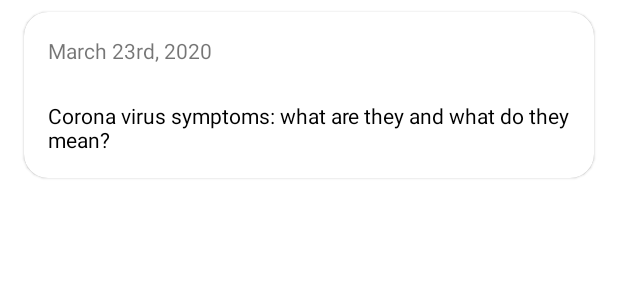
After one commit to aryanarora180/Signet, an Android app: the layout list_item_link.xml on its own in the app's theme, with its tools: preview values and no code run, on a phone screen of 412 x 824 dp. The commit adds this screen. Shown: the top 300 px of the screen. Run offline under Robolectric (Android 15) with nearby library versions, the phone set to English and light mode, and no system bars.

Commit message:
Added functionality for displaying saved links

```diff
--- a/app/src/main/java/com/example/signet/LoginActivity.kt
+++ b/app/src/main/java/com/example/signet/LoginActivity.kt
@@ -6,6 +6,7 @@ import android.os.Bundle
 import android.util.Log
 import androidx.databinding.DataBindingUtil
 import com.example.signet.databinding.ActivityLoginBinding
+import com.example.signet.main.MainActivity
 import com.google.android.gms.auth.api.signin.GoogleSignIn
 import com.google.android.gms.auth.api.signin.GoogleSignInClient
 import com.google.android.gms.auth.api.signin.GoogleSignInOptions
--- a/app/src/main/java/com/example/signet/helper/ArticlesRepository.kt
+++ b/app/src/main/java/com/example/signet/helper/LinksRepository.kt
@@ -2,7 +2,7 @@ package com.example.signet.helper
 
 import android.app.Application
 
-class ArticlesRepository(private val application: Application) {
+class LinksRepository(private val application: Application) {
 
 
 
--- a/app/src/main/java/com/example/signet/network/ApiService.kt
+++ b/app/src/main/java/com/example/signet/network/ApiService.kt
@@ -1,6 +1,5 @@
 package com.example.signet.network
 
-import retrofit2.Call
 import retrofit2.Retrofit
 import retrofit2.converter.gson.GsonConverterFactory
 import retrofit2.http.GET
@@ -17,7 +16,7 @@ interface ApiService {
 
     @Headers("Authorization: Y2FyZS5uZXRzaXBzQGdtYWlsLmNvbTpZVEdwM0VsT2RDOVdpSkpMOEt5Yg==")
     @GET("/")
-    suspend fun getMetaData(@Query("url") url: String): ArticleMetaData
+    suspend fun getMetaData(@Query("url") url: String): LinkMetaData
 
 }
 
--- a/app/src/main/java/com/example/signet/network/ArticleMetaData.kt
+++ b/app/src/main/java/com/example/signet/network/LinkMetaData.kt
@@ -2,7 +2,7 @@ package com.example.signet.network
 
 import com.google.gson.annotations.SerializedName
 
-data class ArticleMetaData (
+data class LinkMetaData (
     @SerializedName("result") val result: Result = Result(),
     @SerializedName("meta") val meta: Meta = Meta()
 )
--- /dev/null
+++ b/app/src/main/res/layout/list_item_link.xml
@@ -0,0 +1,69 @@
+<?xml version="1.0" encoding="utf-8"?>
+<androidx.constraintlayout.widget.ConstraintLayout xmlns:android="http://schemas.android.com/apk/res/android"
+    xmlns:app="http://schemas.android.com/apk/res-auto"
+    xmlns:tools="http://schemas.android.com/tools"
+    android:layout_width="match_parent"
+    android:layout_height="wrap_content">
+
+    <com.google.android.material.card.MaterialCardView
+        android:layout_width="0dp"
+        android:layout_height="wrap_content"
+        android:layout_marginStart="16dp"
+        android:layout_marginTop="8dp"
+        android:layout_marginEnd="16dp"
+        android:layout_marginBottom="8dp"
+        app:cardCornerRadius="16dp"
+        app:layout_constraintBottom_toBottomOf="parent"
+        app:layout_constraintEnd_toEndOf="parent"
+        app:layout_constraintStart_toStartOf="parent"
+        app:layout_constraintTop_toTopOf="parent">
+
+        <androidx.constraintlayout.widget.ConstraintLayout
+            android:layout_width="match_parent"
+            android:layout_height="match_parent">
+
+
+            <ImageView
+                android:id="@+id/link_featured_image"
+                android:layout_width="0dp"
+                android:layout_height="wrap_content"
+                android:layout_marginStart="16dp"
+                android:layout_marginTop="8dp"
+                android:layout_marginEnd="16dp"
+                android:adjustViewBounds="true"
+                android:scaleType="centerCrop"
+                app:layout_constraintEnd_toEndOf="parent"
+                app:layout_constraintStart_toStartOf="parent"
+                app:layout_constraintTop_toBottomOf="@+id/link_date_text" />
+
+            <TextView
+                android:id="@+id/link_date_text"
+                android:layout_width="wrap_content"
+                android:layout_height="wrap_content"
+                android:layout_marginStart="16dp"
+                android:layout_marginTop="16dp"
+                android:textSize="14sp"
+                app:layout_constraintStart_toStartOf="parent"
+                app:layout_constraintTop_toTopOf="parent"
+                tools:text="March 23rd, 2020" />
+
+            <TextView
+                android:id="@+id/link_title_text"
+                android:layout_width="0dp"
+                android:layout_height="wrap_content"
+                android:layout_marginStart="16dp"
+                android:layout_marginTop="16dp"
+                android:layout_marginEnd="16dp"
+                android:layout_marginBottom="16dp"
+                android:textColor="@color/black"
+                app:layout_constraintBottom_toBottomOf="parent"
+                app:layout_constraintEnd_toEndOf="parent"
+                app:layout_constraintStart_toStartOf="parent"
+                app:layout_constraintTop_toBottomOf="@+id/link_featured_image"
+                tools:text="Corona virus symptoms: what are they and what do they mean?" />
+
+        </androidx.constraintlayout.widget.ConstraintLayout>
+
+    </com.google.android.material.card.MaterialCardView>
+
+</androidx.constraintlayout.widget.ConstraintLayout>
--- a/app/src/main/res/values/strings.xml
+++ b/app/src/main/res/values/strings.xml
@@ -10,5 +10,7 @@
     <string name="save_article_confirmation">Save this article to your current session?</string>
 
     <string name="error_invalid_url">Invalid URL</string>
+    <string name="saved_links">Saved links</string>
+    <string name="no_articles_prompt">You haven\'t saved any links. Share any link with Signet and they\'ll be waiting for you right here.</string>
 
 </resources>
```
Also changed, not shown: app/src/main/AndroidManifest.xml (+4 -6 lines), app/src/main/java/com/example/signet/MainActivity.kt (deleted, +0 -11 lines), app/src/main/java/com/example/signet/SplashActivity.kt (+5 -12 lines), app/src/main/java/com/example/signet/helper/Link.kt (added, +10 -0 lines), app/src/main/java/com/example/signet/helper/LinkAdapter.kt (added, +51 -0 lines), app/src/main/java/com/example/signet/main/MainActivity.kt (added, +30 -0 lines), app/src/main/java/com/example/signet/main/MainViewModel.kt (added, +19 -0 lines), app/src/main/java/com/example/signet/receivelink/ReceiveLinkActivity.kt (renamed from app/src/main/java/com/example/signet/receivearticle/ReceiveArticleActivity.kt, +18 -14 lines), app/src/main/java/com/example/signet/receivelink/ReceiveLinkViewModel.kt (renamed from app/src/main/java/com/example/signet/receivearticle/ReceiveArticleViewModel.kt, +5 -7 lines), app/src/main/res/drawable/outline_bookmarks_24.xml (added, +10 -0 lines), app/src/main/res/layout/activity_main.xml (+61 -7 lines), app/src/main/res/layout/activity_receive_link.xml (renamed from app/src/main/res/layout/activity_receive_article.xml, +15 -16 lines).
